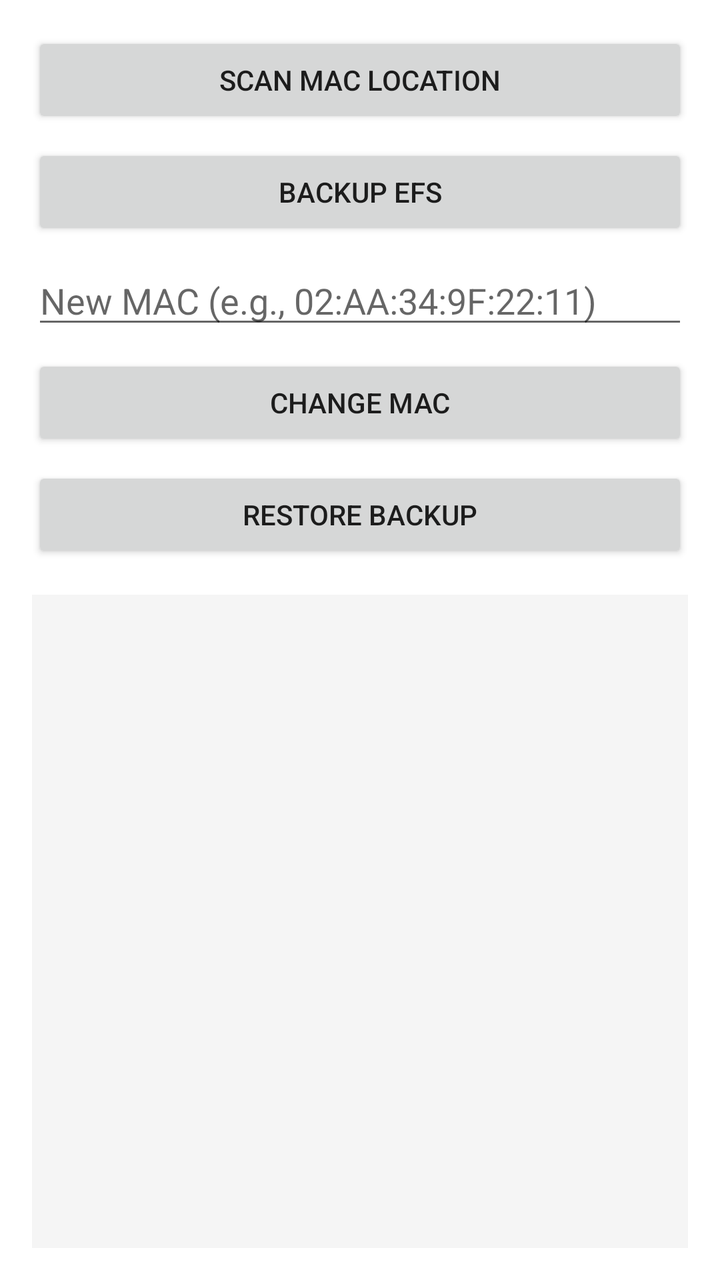
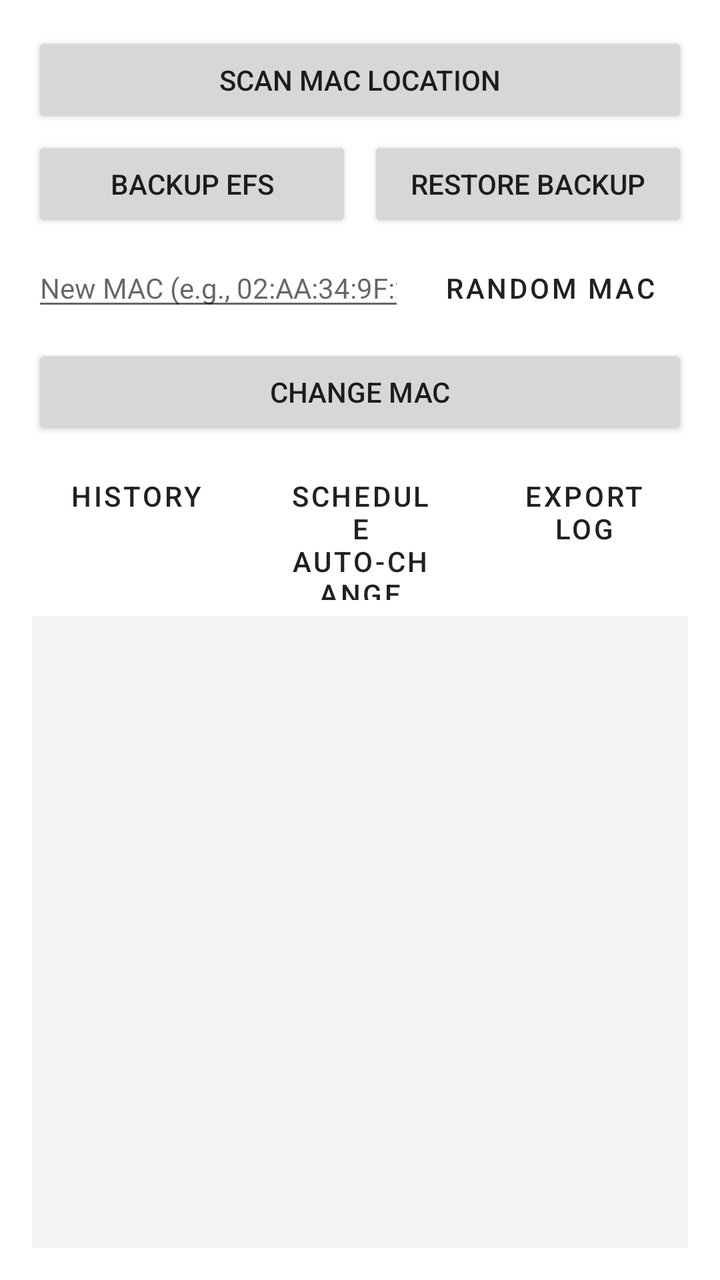

Screens rendered from an Android XML layout before and after an edit, with the pre-edit source and the edit as a unified diff.
<!-- AndroidManifest.xml: application theme Theme.MaterialComponents.Light.DarkActionBar -->
<!-- res/layout/activity_main.xml -->
<?xml version="1.0" encoding="utf-8"?>
<LinearLayout xmlns:android="http://schemas.android.com/apk/res/android"
    android:layout_width="match_parent"
    android:layout_height="match_parent"
    android:orientation="vertical"
    android:padding="16dp">

    <Button
        android:id="@+id/btnScan"
        android:layout_width="match_parent"
        android:layout_height="wrap_content"
        android:text="@string/scan_mac_location"
        android:layout_marginBottom="8dp"/>

    <Button
        android:id="@+id/btnBackup"
        android:layout_width="match_parent"
        android:layout_height="wrap_content"
        android:text="@string/backup_efs"
        android:layout_marginBottom="8dp"/>

    <EditText
        android:id="@+id/etNewMac"
        android:layout_width="match_parent"
        android:layout_height="wrap_content"
        android:hint="@string/enter_new_mac"
        android:inputType="text"
        android:maxLines="1"
        android:layout_marginBottom="8dp"/>

    <Button
        android:id="@+id/btnChange"
        android:layout_width="match_parent"
        android:layout_height="wrap_content"
        android:text="@string/change_mac"
        android:layout_marginBottom="8dp"/>

    <Button
        android:id="@+id/btnRestore"
        android:layout_width="match_parent"
        android:layout_height="wrap_content"
        android:text="@string/restore_backup"
        android:layout_marginBottom="16dp"/>

    <ScrollView
        android:layout_width="match_parent"
        android:layout_height="0dp"
        android:layout_weight="1"
        android:background="#F5F5F5">

        <TextView
            android:id="@+id/tvLog"
            android:layout_width="match_parent"
            android:layout_height="wrap_content"
            android:padding="8dp"
            android:textSize="12sp"
            android:typeface="monospace"/>
    </ScrollView>

</LinearLayout>
<!-- resources referenced by this layout -->
<resources>
  <string name="backup_efs">Backup EFS</string>
  <string name="change_mac">Change MAC</string>
  <string name="enter_new_mac">New MAC (e.g., 02:AA:34:9F:22:11)</string>
  <string name="restore_backup">Restore Backup</string>
  <string name="scan_mac_location">Scan MAC Location</string>
</resources>

<!-- the commit's change to res/layout/activity_main.xml (unified diff, before → after) -->
@@ -5,44 +5,111 @@
     android:orientation="vertical"
     android:padding="16dp">
 
+    
     <Button
         android:id="@+id/btnScan"
         android:layout_width="match_parent"
         android:layout_height="wrap_content"
         android:text="@string/scan_mac_location"
-        android:layout_marginBottom="8dp"/>
+        android:layout_marginBottom="4dp"/>
 
-    <Button
-        android:id="@+id/btnBackup"
+    
+    <LinearLayout
         android:layout_width="match_parent"
         android:layout_height="wrap_content"
-        android:text="@string/backup_efs"
-        android:layout_marginBottom="8dp"/>
+        android:orientation="horizontal"
+        android:layout_marginBottom="4dp">
 
-    <EditText
-        android:id="@+id/etNewMac"
+        <Button
+            android:id="@+id/btnBackup"
+            android:layout_width="0dp"
+            android:layout_height="wrap_content"
+            android:layout_weight="1"
+            android:text="@string/backup_efs"
+            android:layout_marginEnd="4dp"/>
+
+        <Button
+            android:id="@+id/btnRestore"
+            android:layout_width="0dp"
+            android:layout_height="wrap_content"
+            android:layout_weight="1"
+            android:text="@string/restore_backup"
+            android:layout_marginStart="4dp"/>
+    </LinearLayout>
+
+    
+    <LinearLayout
         android:layout_width="match_parent"
         android:layout_height="wrap_content"
-        android:hint="@string/enter_new_mac"
-        android:inputType="text"
-        android:maxLines="1"
-        android:layout_marginBottom="8dp"/>
+        android:orientation="horizontal"
+        android:layout_marginBottom="4dp">
 
+        <EditText
+            android:id="@+id/etNewMac"
+            android:layout_width="0dp"
+            android:layout_height="wrap_content"
+            android:layout_weight="1"
+            android:hint="@string/enter_new_mac"
+            android:inputType="text"
+            android:maxLines="1"
+            android:textSize="14sp"
+            android:layout_marginEnd="4dp"/>
+
+        <Button
+            android:id="@+id/btnRandom"
+            android:layout_width="wrap_content"
+            android:layout_height="wrap_content"
+            android:text="@string/random_mac"
+            style="?attr/materialButtonOutlinedStyle"/>
+    </LinearLayout>
+
+    
     <Button
         android:id="@+id/btnChange"
         android:layout_width="match_parent"
         android:layout_height="wrap_content"
         android:text="@string/change_mac"
-        android:layout_marginBottom="8dp"/>
+        android:layout_marginBottom="4dp"/>
 
-    <Button
-        android:id="@+id/btnRestore"
+    
+    <LinearLayout
         android:layout_width="match_parent"
         android:layout_height="wrap_content"
-        android:text="@string/restore_backup"
-        android:layout_marginBottom="16dp"/>
+        android:orientation="horizontal"
+        android:layout_marginBottom="8dp">
 
+        <Button
+            android:id="@+id/btnHistory"
+            android:layout_width="0dp"
+            android:layout_height="wrap_content"
+            android:layout_weight="1"
+            android:text="@string/view_history"
+            android:layout_marginEnd="4dp"
+            style="?attr/materialButtonOutlinedStyle"/>
+
+        <Button
+            android:id="@+id/btnSchedule"
+            android:layout_width="0dp"
+            android:layout_height="wrap_content"
+            android:layout_weight="1"
+            android:text="@string/schedule_change"
+            android:layout_marginStart="4dp"
+            android:layout_marginEnd="4dp"
+            style="?attr/materialButtonOutlinedStyle"/>
+
+        <Button
+            android:id="@+id/btnExport"
+            android:layout_width="0dp"
+            android:layout_height="wrap_content"
+            android:layout_weight="1"
+            android:text="@string/export_log"
+            android:layout_marginStart="4dp"
+            style="?attr/materialButtonOutlinedStyle"/>
+    </LinearLayout>
+
+    
     <ScrollView
+        android:id="@+id/scrollLog"
         android:layout_width="match_parent"
         android:layout_height="0dp"
         android:layout_weight="1"
<!-- resource entries referenced after the edit -->
@@ -3,7 +3,11 @@
   <string name="backup_efs">Backup EFS</string>
   <string name="change_mac">Change MAC</string>
   <string name="enter_new_mac">New MAC (e.g., 02:AA:34:9F:22:11)</string>
+  <string name="export_log">Export Log</string>
+  <string name="random_mac">Random MAC</string>
   <string name="restore_backup">Restore Backup</string>
   <string name="scan_mac_location">Scan MAC Location</string>
+  <string name="schedule_change">Schedule Auto-Change</string>
+  <string name="view_history">History</string>
 </resources>
 
